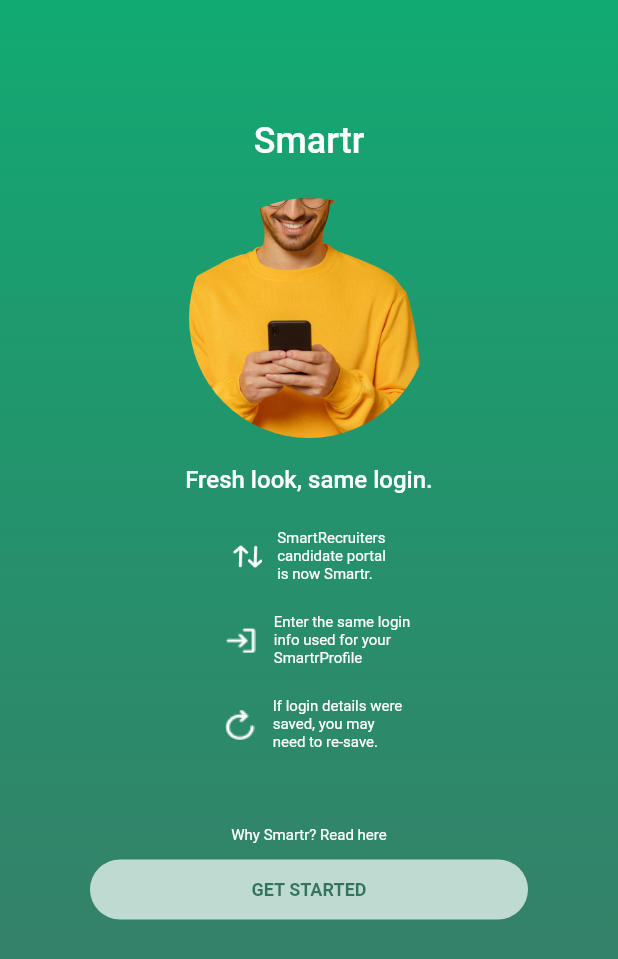
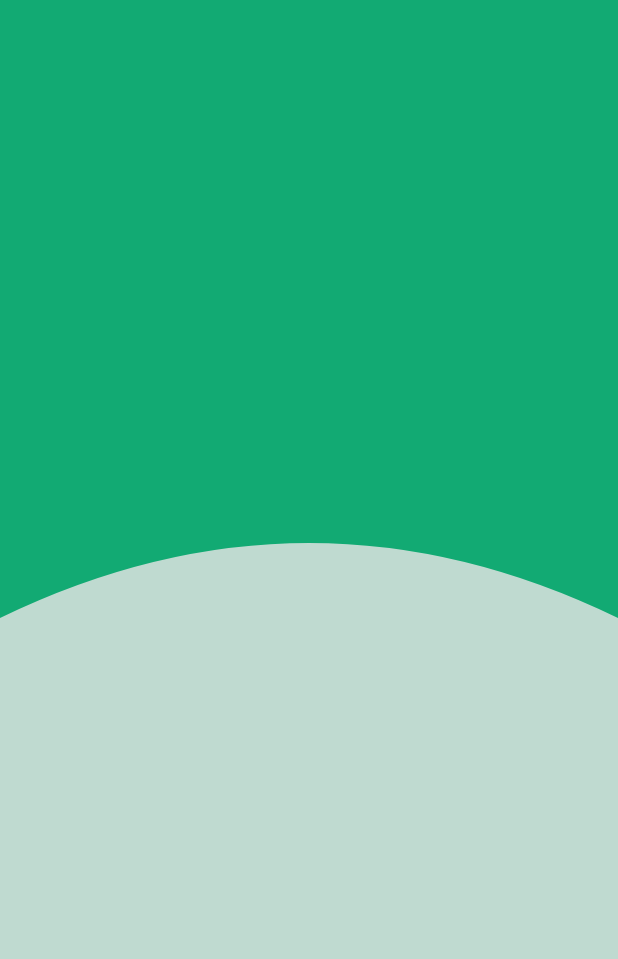
Before and after one commit to mayurpatil2991997/celloip_app, a Flutter app: the screen it shows after launch, after a tap on "GET STARTED", on a phone screen of 412 x 824 dp. Shown: the top 959 px of the screen. Run offline on Flutter 3.47's test engine with Material 2 defaults, Android fonts, the phone set to English and light mode, and no system bars; Roboto replaces fonts that are missing (Montserrat).

Commit message:
Added curve in login screen

```diff
--- a/lib/core/routes.dart
+++ b/lib/core/routes.dart
@@ -1,3 +1,4 @@
 class CTRoutes {
   static final home = "/home";
+  static final login = "/login";
 }
--- a/lib/main.dart
+++ b/lib/main.dart
@@ -1,5 +1,6 @@
 import 'package:celloip_task/core/routes.dart';
 import 'package:celloip_task/screens/home/home_screen.dart';
+import 'package:celloip_task/screens/login/login_screen.dart';
 import 'package:flutter/material.dart';
 
 void main() {
@@ -19,6 +20,7 @@
       ),
       routes: {
         CTRoutes.home: (context) => const HomeScreen(),
+        CTRoutes.login: (context) => const LoginScreen(),
       },
       home: const HomeScreen(),
     );
--- a/lib/screens/home/home_screen.dart
+++ b/lib/screens/home/home_screen.dart
@@ -219,7 +219,7 @@
                ButtonWidget(
                 text: "GET STARTED",
                 onTap: () {
-                  Navigator.pushNamed(context, CTRoutes.home);
+                  Navigator.pushReplacementNamed(context, CTRoutes.login);
                 },
                 colorContainer: const Color.fromRGBO(191, 219, 209, 1),
                 colorText: const Color.fromRGBO(19, 91, 70, 0.81),
--- a/lib/screens/login/login_screen.dart
+++ b/lib/screens/login/login_screen.dart
@@ -0,0 +1,101 @@
+import 'package:flutter/material.dart';
+
+class LoginScreen extends StatefulWidget {
+  const LoginScreen({Key? key}) : super(key: key);
+
+  @override
+  _LoginScreenState createState() => _LoginScreenState();
+}
+
+class _LoginScreenState extends State<LoginScreen> {
+  @override
+  Widget build(BuildContext context) {
+    double width = MediaQuery.of(context).size.width;
+    double height = MediaQuery.of(context).size.height;
+    return Scaffold(
+      backgroundColor: Color.fromRGBO(191, 218, 208, 1),
+      body: Stack(
+        children: [
+          CustomPaint(
+            child: Container(
+              height: height * 0.5,
+            ),
+            painter: CurvePainter(),
+          ),
+        ],
+      ),
+    );
+  }
+}
+
+// class ProfileScreen extends StatelessWidget {
+//   @override
+//   Widget build(BuildContext context) {
+//     double width = MediaQuery.of(context).size.width;
+//     double height = MediaQuery.of(context).size.height;
+//     return SafeArea(
+//       child: Scaffold(
+//         body: Stack(
+//           // alignment: Alignment.center,
+//           children: [
+//             CustomPaint(
+//               child: Container(
+//                 width: width * 1,
+//                 height: height * 1,
+//               ),
+//               painter: CurvePainter(),
+//             ),
+//             Column(
+//               crossAxisAlignment: CrossAxisAlignment.center,
+//               children: [
+//                 Padding(
+//                   padding: const EdgeInsets.all(20.0),
+//                   child: Text(
+//                     'Profile',
+//                     style: TextStyle(
+//                       fontSize: 35.0,
+//                       letterSpacing: 1.5,
+//                       color: Colors.white,
+//                       fontWeight: FontWeight.w600,
+//
+//                     ),
+//                   ),
+//                 ),
+//               ],
+//             ),
+//           ],
+//         ),
+//       ),
+//     );
+//   }
+// }
+
+class CurvePainter extends CustomPainter {
+  @override
+  void paint(Canvas canvas, Size size) {
+    var paint = Paint();
+    paint.color = Color.fromRGBO(18, 170, 115, 1);
+    paint.style = PaintingStyle.fill; // Change this to fill
+
+    var path = Path();
+
+    // path.moveTo(0, size.height * 0.25);
+    path.lineTo(0,size.height);
+    path.quadraticBezierTo(
+      size.width * 0.5,
+      size.height - 100,
+      size.width,
+      size.height
+       );
+    path.lineTo(size.width, 0);
+    // path.close();
+    // path.lineTo(0, 0);
+
+    canvas.drawPath(path, paint);
+  }
+
+  @override
+  bool shouldRepaint(CustomPainter oldDelegate) {
+    return true;
+  }
+}
--- a/lib/widgets/button/button_widget.dart
+++ b/lib/widgets/button/button_widget.dart
@@ -2,7 +2,7 @@
 
 class ButtonWidget extends StatelessWidget {
   final String text;
-  final Function onTap;
+  final VoidCallback  onTap;
   final Color colorContainer;
   final Color colorText;
   const ButtonWidget({Key? key, required this.text, required this.onTap, required this.colorContainer, required this.colorText}) : super(key: key);
@@ -14,9 +14,7 @@
       child: Container(
         height: 40.0,
         child: GestureDetector(
-          onTap: () {
-            onTap;
-          },
+          onTap: onTap,
           child: Container(
             decoration: BoxDecoration(
               // border: Border.all(
```
